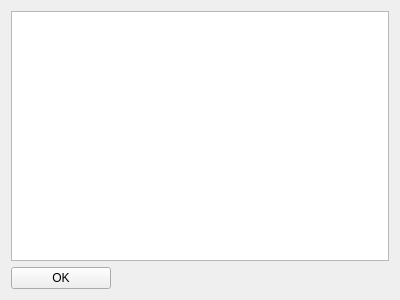
First picture: the form in search_result.ui, repository Aloereed/Flightman_Platform_DATA130039, before the edit.
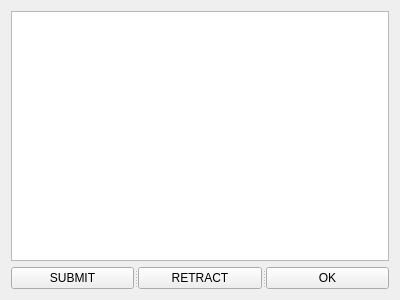
Second picture: the form after the edit.

Patch:
```diff
--- a/search_result.ui
+++ b/search_result.ui
@@ -18,16 +18,25 @@
     <widget class="QTableView" name="tableView"/>
    </item>
    <item>
+    <widget class="QSplitter" name="splitter">
+     <property name="orientation">
+      <enum>Qt::Horizontal</enum>
+     </property>
+     <widget class="QPushButton" name="submit">
+      <property name="text">
+       <string>SUBMIT</string>
+      </property>
+     </widget>
+     <widget class="QPushButton" name="retract">
+      <property name="text">
+       <string>RETRACT</string>
+      </property>
+     </widget>
     <widget class="QPushButton" name="pushButton">
-     <property name="maximumSize">
-      <size>
-       <width>100</width>
-       <height>16777215</height>
-      </size>
-     </property>
      <property name="text">
       <string>OK</string>
      </property>
+     </widget>
     </widget>
    </item>
   </layout>
```
Lines whose indentation alone changed are shown as unchanged.
